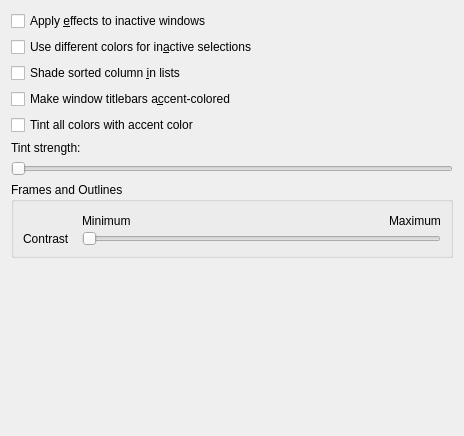
First picture: the form in kcms/colors/editor/scmeditoroptions.ui, repository KDE/plasma-workspace, before the edit.
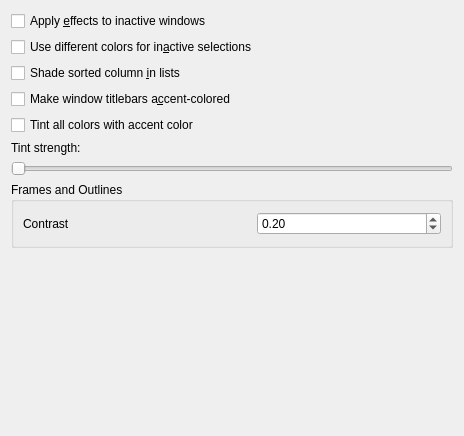
Second picture: the form after the edit.

Commit message:
SCMEditorOptions: Add a spinbox for the contrast setting
Adds a spinbox and an example rectangle for the contrast value
setting

The edit to the form file:
```diff
--- a/kcms/colors/editor/scmeditoroptions.ui
+++ b/kcms/colors/editor/scmeditoroptions.ui
@@ -78,46 +78,6 @@
       <property name="verticalSpacing">
        <number>0</number>
       </property>
-      <item row="0" column="2">
-       <spacer name="horizontalSpacer">
-        <property name="orientation">
-         <enum>Qt::Horizontal</enum>
-        </property>
-        <property name="sizeHint" stdset="0">
-         <size>
-          <width>198</width>
-          <height>20</height>
-         </size>
-        </property>
-       </spacer>
-      </item>
-      <item row="0" column="3">
-       <widget class="QLabel" name="label_10">
-        <property name="text">
-         <string>Maximum</string>
-        </property>
-       </widget>
-      </item>
-      <item row="1" column="1" colspan="3">
-       <widget class="QSlider" name="contrastSlider">
-        <property name="maximum">
-         <number>10</number>
-        </property>
-        <property name="pageStep">
-         <number>5</number>
-        </property>
-        <property name="orientation">
-         <enum>Qt::Horizontal</enum>
-        </property>
-       </widget>
-      </item>
-      <item row="0" column="1">
-       <widget class="QLabel" name="label_9">
-        <property name="text">
-         <string>Minimum</string>
-        </property>
-       </widget>
-      </item>
       <item row="1" column="0">
        <widget class="QLabel" name="label_8">
         <property name="text">
@@ -125,6 +85,38 @@
         </property>
        </widget>
       </item>
+      <item row="1" column="2">
+       <widget class="QDoubleSpinBox" name="contrastSpinBox">
+        <property name="maximum">
+         <double>1.000000000000000</double>
+        </property>
+        <property name="singleStep">
+         <double>0.050000000000000</double>
+        </property>
+        <property name="value">
+         <double>0.200000000000000</double>
+        </property>
+       </widget>
+      </item>
+      <item row="1" column="1">
+       <widget class="QWidget" name="contrastExample" native="true">
+        <property name="minimumSize">
+         <size>
+          <width>25</width>
+          <height>25</height>
+         </size>
+        </property>
+        <property name="maximumSize">
+         <size>
+          <width>25</width>
+          <height>25</height>
+         </size>
+        </property>
+        <property name="autoFillBackground">
+         <bool>false</bool>
+        </property>
+       </widget>
+      </item>
      </layout>
     </widget>
    </item>
```
Left out of the diff: 4 changed lines with no effect on the pictures. The commit also changes 2 other files.
